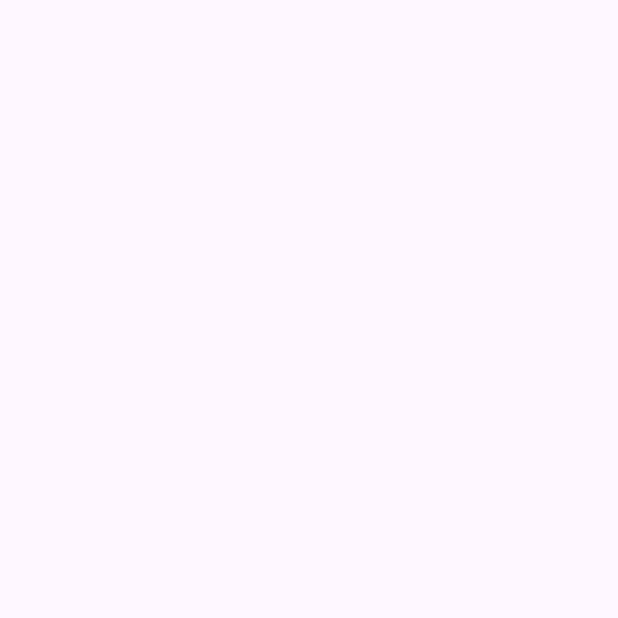
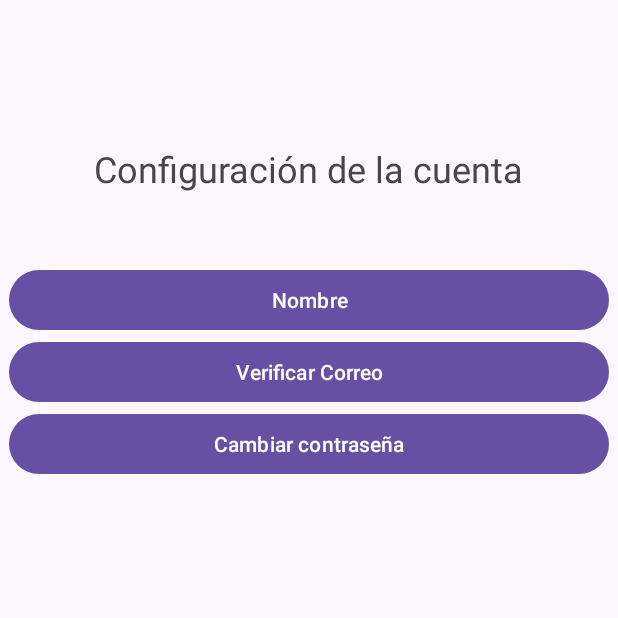
Before and after one commit to ArturoManuel/Weeking, an Android app: the AccountActivity screen opened directly, with no data from a screen before it, on a phone screen of 412 x 824 dp, the top half of it. Before the commit the part shown is empty. Run offline under Robolectric (Android 15) with nearby library versions, the phone set to English and light mode, and no system bars.

Commit message:
Vista Configuración de la Cuenta

```diff
--- a/app/src/main/res/layout/activity_account.xml
+++ b/app/src/main/res/layout/activity_account.xml
@@ -6,4 +6,52 @@
     android:layout_height="match_parent"
     tools:context=".AccountActivity">
 
+    <TextView
+        android:id="@+id/textView"
+        android:layout_width="wrap_content"
+        android:layout_height="wrap_content"
+        android:layout_marginStart="64dp"
+        android:layout_marginTop="96dp"
+        android:layout_marginEnd="64dp"
+        android:text="Configuración de la cuenta"
+        android:textSize="24sp"
+        app:layout_constraintEnd_toEndOf="parent"
+        app:layout_constraintStart_toStartOf="parent"
+        app:layout_constraintTop_toTopOf="parent" />
+
+    <LinearLayout
+        android:id="@+id/linearLayout"
+        android:layout_width="400dp"
+        android:layout_height="149dp"
+        android:layout_marginStart="16dp"
+        android:layout_marginTop="47dp"
+        android:layout_marginEnd="16dp"
+        android:layout_marginBottom="380dp"
+        android:orientation="vertical"
+        app:layout_constraintBottom_toBottomOf="parent"
+        app:layout_constraintEnd_toEndOf="parent"
+        app:layout_constraintHorizontal_bias="0.533"
+        app:layout_constraintStart_toStartOf="parent"
+        app:layout_constraintTop_toBottomOf="@+id/textView"
+        app:layout_constraintVertical_bias="0.0">
+
+        <Button
+            android:id="@+id/button"
+            android:layout_width="match_parent"
+            android:layout_height="wrap_content"
+            android:text="Nombre" />
+
+        <Button
+            android:id="@+id/button2"
+            android:layout_width="match_parent"
+            android:layout_height="wrap_content"
+            android:text="Verificar Correo" />
+
+        <Button
+            android:id="@+id/button3"
+            android:layout_width="match_parent"
+            android:layout_height="wrap_content"
+            android:text="Cambiar contraseña" />
+    </LinearLayout>
+
 </androidx.constraintlayout.widget.ConstraintLayout>
```
